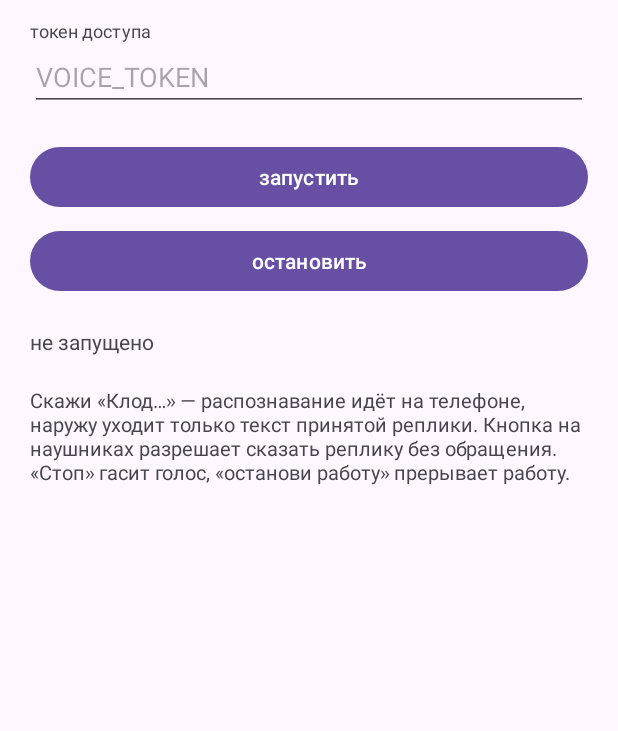
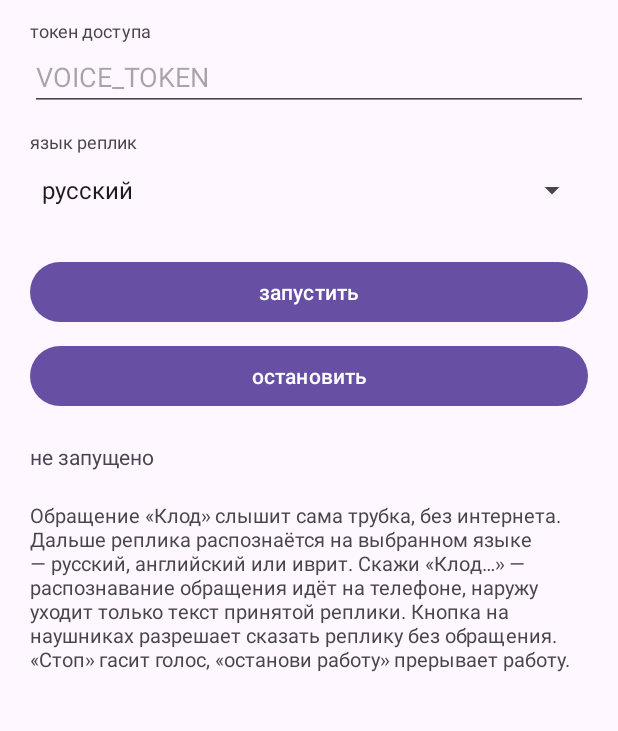
Before and after one commit to aisarus/Ccvoice-, an Android app: the screen it shows after launch (MainActivity), on a phone screen of 412 x 824 dp, the part 191-922 px from its top. Run offline under Robolectric (Android 15) with nearby library versions, the phone set to English and light mode, and no system bars.

Commit message:
Three languages: Russian, English, Hebrew
Local recognition covers the wake word; the utterance itself is recognised in
the chosen language. That split is what makes Hebrew possible at all — there is
no local Vosk model for it — and it improves the other two, because a small
offline model is weaker on a full sentence than on one fixed word. Nothing
leaves the phone until the wake word has been heard locally.

The app gains a language setting (ru-RU, en-US, he-IL) used for both
recognition and speech; the web client gains the same switch. Stop phrases are
recognised in Russian and English; in Hebrew the headset button is the way to
interrupt, since the local model cannot hear Hebrew stop words.

Both prompts now answer in the language they were addressed in, so the spoken
summary of English output is English rather than translated.

Co-Authored-By: Claude Opus 5 <noreply@anthropic.com>
Claude-Session: https://claude.ai/code/session_011yGL82co4m51CCQP6QCaZn

```diff
--- a/android/app/src/main/java/com/voiceshell/MainActivity.kt
+++ b/android/app/src/main/java/com/voiceshell/MainActivity.kt
@@ -8,8 +8,10 @@ import android.content.IntentFilter
 import android.content.pm.PackageManager
 import android.os.Build
 import android.os.Bundle
+import android.widget.ArrayAdapter
 import android.widget.Button
 import android.widget.EditText
+import android.widget.Spinner
 import android.widget.TextView
 import androidx.appcompat.app.AppCompatActivity
 import androidx.core.app.ActivityCompat
@@ -34,13 +36,20 @@ class MainActivity : AppCompatActivity() {
 
         val server = findViewById<EditText>(R.id.server)
         val token = findViewById<EditText>(R.id.token)
+        val language = findViewById<Spinner>(R.id.language)
         status = findViewById(R.id.status)
         server.setText(prefs.server)
         token.setText(prefs.token)
 
+        val codes = listOf("ru-RU", "en-US", "he-IL")
+        val labels = listOf("русский", "English", "עברית")
+        language.adapter = ArrayAdapter(this, android.R.layout.simple_spinner_dropdown_item, labels)
+        language.setSelection(codes.indexOf(prefs.language).coerceAtLeast(0))
+
         findViewById<Button>(R.id.start).setOnClickListener {
             prefs.server = server.text.toString()
             prefs.token = token.text.toString()
+            prefs.language = codes[language.selectedItemPosition]
             if (!prefs.isConfigured) {
                 status.text = "нужны адрес сервиса и токен"
                 return@setOnClickListener
--- a/android/app/src/main/java/com/voiceshell/Prefs.kt
+++ b/android/app/src/main/java/com/voiceshell/Prefs.kt
@@ -14,6 +14,11 @@ class Prefs(context: Context) {
         get() = sp.getString("token", "") ?: ""
         set(value) = sp.edit().putString("token", value.trim()).apply()
 
+    /** Язык реплик: ru-RU, en-US, he-IL. Wake word всегда слушается локально. */
+    var language: String
+        get() = sp.getString("language", "ru-RU") ?: "ru-RU"
+        set(value) = sp.edit().putString("language", value).apply()
+
     val isConfigured: Boolean get() = server.isNotBlank() && token.isNotBlank()
 
     /** https://host -> wss://host, http://host -> ws://host. */
--- a/android/app/src/main/res/layout/activity_main.xml
+++ b/android/app/src/main/res/layout/activity_main.xml
@@ -48,6 +48,18 @@
             android:inputType="textNoSuggestions"
             android:importantForAutofill="no" />
 
+        <TextView
+            android:layout_width="wrap_content"
+            android:layout_height="wrap_content"
+            android:text="язык реплик"
+            android:textSize="12sp"
+            android:layout_marginTop="12dp" />
+
+        <Spinner
+            android:id="@+id/language"
+            android:layout_width="match_parent"
+            android:layout_height="wrap_content" />
+
         <Button
             android:id="@+id/start"
             android:layout_width="match_parent"
@@ -75,6 +87,6 @@
             android:layout_height="wrap_content"
             android:layout_marginTop="20dp"
             android:textSize="13sp"
-            android:text="Скажи «Клод…» — распознавание идёт на телефоне, наружу уходит только текст принятой реплики. Кнопка на наушниках разрешает сказать реплику без обращения. «Стоп» гасит голос, «останови работу» прерывает работу." />
+            android:text="Обращение «Клод» слышит сама трубка, без интернета. Дальше реплика распознаётся на выбранном языке — русский, английский или иврит. Скажи «Клод…» — распознавание обращения идёт на телефоне, наружу уходит только текст принятой реплики. Кнопка на наушниках разрешает сказать реплику без обращения. «Стоп» гасит голос, «останови работу» прерывает работу." />
     </LinearLayout>
 </ScrollView>
```
Also changed, not shown: android/app/src/main/java/com/voiceshell/Intents.kt (+7 -3 lines), android/app/src/main/java/com/voiceshell/VoiceService.kt (+87 -2 lines), 2 other files.
